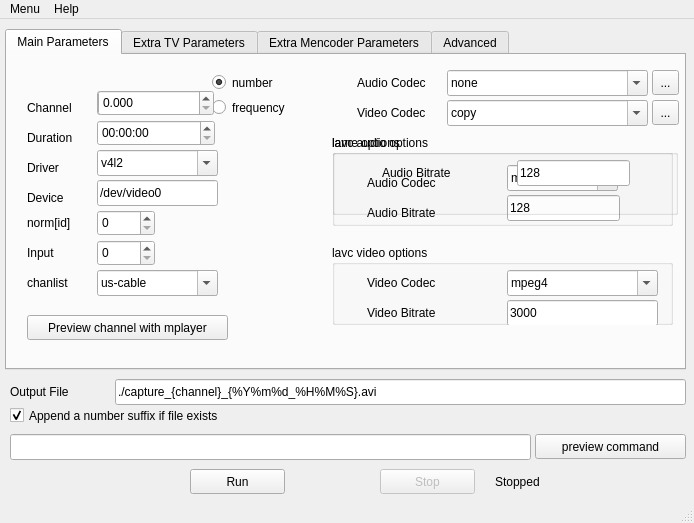
Above: ui/mtvcgui.ui from sbruno/mtvcgui before the change. Below: the same form after it.
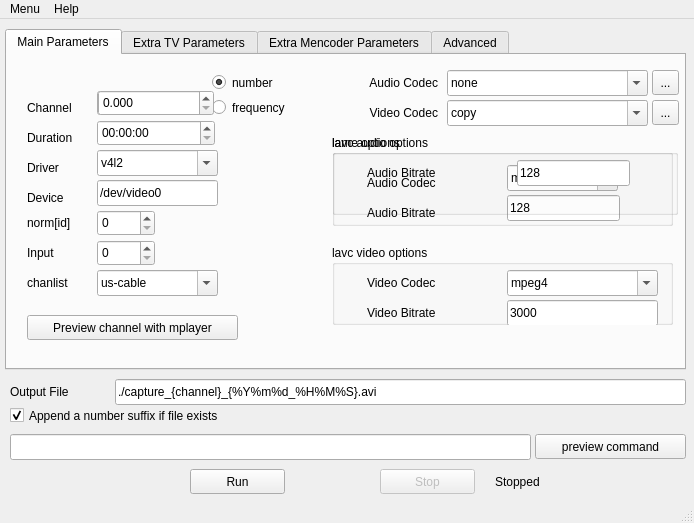
That is the form after the change.

Commit message: Modified ui to show spanish translated labels complete

What changed in the file:
```diff
--- a/ui/mtvcgui.ui
+++ b/ui/mtvcgui.ui
@@ -213,15 +213,18 @@
      <widget class="QLabel" name="label_8" >
       <property name="geometry" >
        <rect>
-        <x>350</x>
+        <x>320</x>
         <y>20</y>
-        <width>91</width>
+        <width>111</width>
         <height>16</height>
        </rect>
       </property>
       <property name="text" >
        <string>Audio Codec</string>
       </property>
+      <property name="alignment" >
+       <set>Qt::AlignRight|Qt::AlignTrailing|Qt::AlignVCenter</set>
+      </property>
      </widget>
      <widget class="QComboBox" name="videocodec" >
       <property name="geometry" >
@@ -369,15 +372,18 @@
      <widget class="QLabel" name="label_9" >
       <property name="geometry" >
        <rect>
-        <x>350</x>
+        <x>320</x>
         <y>50</y>
-        <width>91</width>
+        <width>111</width>
         <height>16</height>
        </rect>
       </property>
       <property name="text" >
        <string>Video Codec</string>
       </property>
+      <property name="alignment" >
+       <set>Qt::AlignRight|Qt::AlignTrailing|Qt::AlignVCenter</set>
+      </property>
      </widget>
      <widget class="QComboBox" name="audiocodec" >
       <property name="geometry" >
@@ -604,7 +610,7 @@
        <rect>
         <x>20</x>
         <y>260</y>
-        <width>201</width>
+        <width>211</width>
         <height>25</height>
        </rect>
       </property>
@@ -747,9 +753,9 @@
       <widget class="QLabel" name="label_28" >
        <property name="geometry" >
         <rect>
-         <x>50</x>
+         <x>35</x>
          <y>30</y>
-         <width>101</width>
+         <width>116</width>
          <height>16</height>
         </rect>
        </property>
```
Left out of the diff: 2 changed lines with no effect on the pictures. The commit also changes 1 other file.
